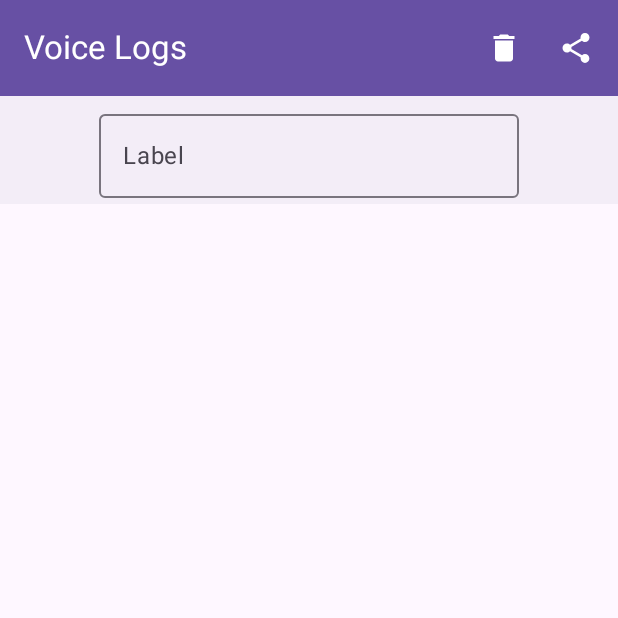
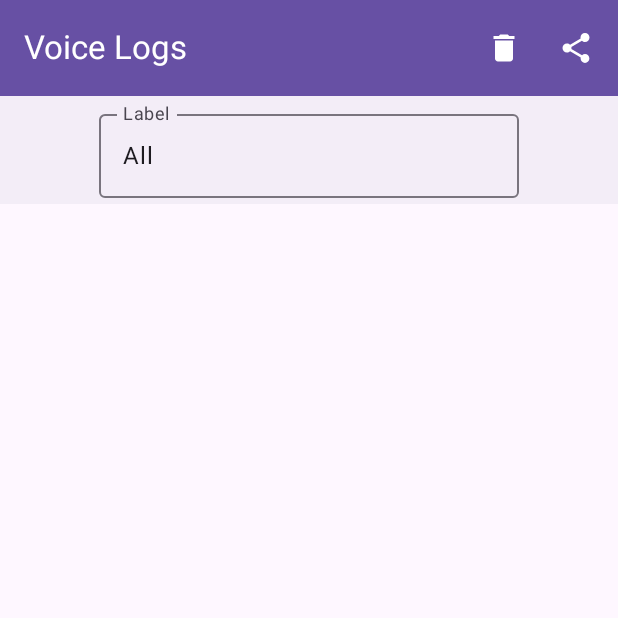
Before and after one commit to nmullaney/VoiceRecorder, an Android app built with Jetpack Compose: the screen it shows after launch (VoiceRecorderActivity), on a phone screen of 412 x 824 dp, the top half of it. Run offline under Robolectric (Android 15) with nearby library versions, the light colour scheme and no system bars; our stand-ins replace Dagger/Hilt's generated code, Room's generated code, paging; 1 statement that could not run was skipped.

Commit message:
Add All choice for logs and make it the default, other label improvements

```diff
--- a/app/src/main/java/com/osunick/voicerecorder/data/LogPagingDataSource.kt
+++ b/app/src/main/java/com/osunick/voicerecorder/data/LogPagingDataSource.kt
@@ -6,6 +6,8 @@ import androidx.paging.PagingState
 import com.osunick.voicerecorder.db.LogDao
 import com.osunick.voicerecorder.db.LogEntity
 
+// Paging data source for logs
+// If labelQuery is null or empty, returns all logs
 class LogPagingDataSource(
     private val labelQuery: String?,
     private val logDao: LogDao
@@ -19,7 +21,12 @@ class LogPagingDataSource(
         val offset = params.key ?: 0
         Log.d("LogPagingDataSource","Loading with offset: $offset, limit: $limit")
         return try {
-            val logEntities = logDao.getMostRecentWithLabel(labelQuery, offset, limit)
+            val logEntities = if (labelQuery.isNullOrEmpty()) {
+                logDao.getMostRecent(offset, limit)
+            } else {
+                logDao.getMostRecentWithLabel(labelQuery, offset, limit)
+            }
+
             val nextKey = if (logEntities.size < limit) null else offset + logEntities.size
             Log.d("LogPagingDataSource","Result with nextKey: $nextKey")
             LoadResult.Page(
--- a/app/src/main/java/com/osunick/voicerecorder/data/VoiceMessageRepository.kt
+++ b/app/src/main/java/com/osunick/voicerecorder/data/VoiceMessageRepository.kt
@@ -63,7 +63,6 @@ class VoiceMessageRepository @Inject constructor(
                 PagingConfig(pageSize = PAGE_SIZE)
             ) {
                 val selectedLabel = getSelectedLabel(it)
-                Log.d("Repo", "Selected label for fetching: $selectedLabel")
                 pagingDataSource = LogPagingDataSource(selectedLabel, logDao)
                 pagingDataSource!!
             }.flow.map { pagingData ->
@@ -108,6 +107,7 @@ class VoiceMessageRepository @Inject constructor(
     companion object {
         const val PAGE_SIZE = 10
         val LABEL_PREF_KEY = stringPreferencesKey("selected_label")
+        // This is the default label AND will return all logs in a query
         const val DEFAULT_LABEL = ""
     }
 
--- a/app/src/main/java/com/osunick/voicerecorder/db/LogDao.kt
+++ b/app/src/main/java/com/osunick/voicerecorder/db/LogDao.kt
@@ -13,6 +13,9 @@ interface LogDao {
 
     @Query("SELECT * FROM logs where label = :label")
     suspend fun getAllWithLabel(label: String?): List<LogEntity>
+
+    @Query("SELECT * from logs ORDER BY datetime DESC LIMIT :limit OFFSET :offset")
+    suspend fun getMostRecent(offset: Int, limit: Int): List<LogEntity>
 
     @Query("SELECT * from logs WHERE label = :label ORDER BY datetime DESC LIMIT :limit OFFSET :offset")
     suspend fun getMostRecentWithLabel(label: String?, offset: Int, limit: Int): List<LogEntity>
--- a/app/src/main/java/com/osunick/voicerecorder/ui/compose/VoiceLogsScreen.kt
+++ b/app/src/main/java/com/osunick/voicerecorder/ui/compose/VoiceLogsScreen.kt
@@ -9,6 +9,7 @@ import androidx.compose.foundation.layout.Column
 import androidx.compose.foundation.layout.fillMaxHeight
 import androidx.compose.foundation.layout.fillMaxSize
 import androidx.compose.foundation.layout.fillMaxWidth
+import androidx.compose.foundation.layout.heightIn
 import androidx.compose.foundation.layout.padding
 import androidx.compose.foundation.lazy.LazyColumn
 import androidx.compose.foundation.shape.RoundedCornerShape
@@ -25,7 +26,6 @@ import androidx.compose.material3.Icon
 import androidx.compose.material3.IconButton
 import androidx.compose.material3.MaterialTheme
 import androidx.compose.material3.OutlinedTextField
-import androidx.compose.material3.OutlinedTextFieldDefaults
 import androidx.compose.material3.Scaffold
 import androidx.compose.material3.Text
 import androidx.compose.material3.TextField
@@ -34,6 +34,7 @@ import androidx.compose.material3.TopAppBarDefaults
 import androidx.compose.runtime.Composable
 import androidx.compose.runtime.LaunchedEffect
 import androidx.compose.runtime.collectAsState
+import androidx.compose.runtime.derivedStateOf
 import androidx.compose.runtime.getValue
 import androidx.compose.runtime.mutableStateOf
 import androidx.compose.runtime.remember
@@ -43,8 +44,10 @@ import androidx.compose.ui.Alignment
 import androidx.compose.ui.Modifier
 import androidx.compose.ui.focus.FocusRequester
 import androidx.compose.ui.focus.focusRequester
+import androidx.compose.ui.focus.onFocusChanged
 import androidx.compose.ui.input.key.NativeKeyEvent
 import androidx.compose.ui.input.key.onKeyEvent
+import androidx.compose.ui.platform.LocalContext
 import androidx.compose.ui.platform.LocalFocusManager
 import androidx.compose.ui.res.painterResource
 import androidx.compose.ui.res.stringResource
@@ -62,7 +65,6 @@ import com.osunick.voicerecorder.ui.theme.VoiceRecorderTheme
 import com.osunick.voicerecorder.ui.theme.onPrimaryContainerLight
 import com.osunick.voicerecorder.ui.theme.onSurfaceVariantLight
 import com.osunick.voicerecorder.ui.theme.primaryContainerLight
-import com.osunick.voicerecorder.ui.theme.secondaryContainerLight
 import com.osunick.voicerecorder.viewmodel.LogEvent
 import com.osunick.voicerecorder.viewmodel.LogsUiState
 import kotlinx.coroutines.flow.Flow
@@ -93,6 +95,7 @@ fun VRScaffold(
                 .fillMaxWidth()
                 .fillMaxHeight()
         ) {
+            val labels = labelsFlow.collectAsState()
             LogLabelSelector(
                 labelsFlow,
                 eventsFlow
@@ -112,10 +115,21 @@ fun LogLabelSelector(
     eventsFlow: MutableStateFlow<LogEvent>,
     modifier: Modifier = Modifier
 ) {
+    val labels = labelsFlow.collectAsState()
+    val allLabels = labels.value.allLabels
+    val selectedLabel = labels.value.selectedLabel
     val coroutineScope = rememberCoroutineScope()
     var expanded by remember { mutableStateOf(false) }
-    val labels = labelsFlow.collectAsState()
-    var typingValue by remember { mutableStateOf(labels.value.selectedLabel) }
+    val context = LocalContext.current
+    var currentSelection by remember {
+        mutableStateOf(
+            selectedLabel.ifEmpty { context.getString(R.string.all) })
+    }
+    var typingValue by remember { mutableStateOf("") }
+    val isAllSelected by remember { derivedStateOf { currentSelection == context.getString(R.string.all) } }
+    var isTextFieldFocused by remember {
+        mutableStateOf(false)
+    }
     val focusManager = LocalFocusManager.current
     LaunchedEffect(expanded) {
         if (!expanded) {
@@ -135,8 +149,13 @@ fun LogLabelSelector(
                 expanded = !expanded
             }) {
             OutlinedTextField(
-                modifier = Modifier.menuAnchor(),
-                value = typingValue,
+                modifier = Modifier
+                    .menuAnchor()
+                    .onFocusChanged {
+                        isTextFieldFocused = it.isFocused
+                        typingValue = ""
+                    },
+                value = if (isTextFieldFocused) typingValue else currentSelection,
                 onValueChange = {
                     typingValue = it
                 },
@@ -144,38 +163,60 @@ fun LogLabelSelector(
             )
 
             ExposedDropdownMenu(
+                // Max height prevents the TextField from being covered
+                modifier = Modifier
+                    .heightIn(max = 200.dp)
+                    .exposedDropdownSize(matchTextFieldWidth = true),
                 expanded = expanded,
                 onDismissRequest = { expanded = false }
             ) {
                 DropdownMenuItem(
-                    text = { Text(stringResource(id = R.string.add_label)) },
+                    text = { Text(stringResource(id = R.string.all)) },
                     onClick = {
                         coroutineScope.launch {
-                            eventsFlow.emit(LogEvent.CreateLabel(typingValue))
+                            eventsFlow.emit(LogEvent.SelectAllLabels)
                         }
+                        currentSelection = context.getString(R.string.all)
                         expanded = false
                     }
                 )
-                DropdownMenuItem(
-                    text = { Text(stringResource(id = R.string.rename_label)) },
-                    onClick = {
-                        coroutineScope.launch {
-                            eventsFlow.emit(
-                                LogEvent.RenameLabel(labels.value.selectedLabel, typingValue)
-                            )
-                            expanded = false
-                        }
-                    }
-                )
-                labels.value.allLabels.forEach { label ->
+                allLabels.filter { it.isNotBlank() && it.startsWith(typingValue) }.forEach { label ->
                     DropdownMenuItem(
                         text = { Text(text = label) },
                         onClick = {
                             coroutineScope.launch {
                                 eventsFlow.emit(LogEvent.SelectLabel(label))
                             }
-                            typingValue = label
+                            currentSelection = label
                             expanded = false
+                        }
+                    )
+                }
+                DropdownMenuItem(
+                    text = { Text(context.getString(R.string.add_label, typingValue)) },
+                    onClick = {
+                        coroutineScope.launch {
+                            eventsFlow.emit(LogEvent.CreateLabel(typingValue))
+                        }
+                        currentSelection = typingValue
+                        expanded = false
+                    }
+                )
+                if (!isAllSelected) {
+                    DropdownMenuItem(
+                        text = {
+                            Text(
+                                context.getString(R.string.rename_label, selectedLabel, typingValue)
+                            )
+                        },
+                        onClick = {
+                            coroutineScope.launch {
+                                eventsFlow.emit(
+                                    LogEvent.RenameLabel(selectedLabel, typingValue)
+                                )
+                                currentSelection = typingValue
+                                expanded = false
+                            }
                         }
                     )
                 }
--- a/app/src/main/java/com/osunick/voicerecorder/viewmodel/LogsViewModel.kt
+++ b/app/src/main/java/com/osunick/voicerecorder/viewmodel/LogsViewModel.kt
@@ -116,6 +116,11 @@ class LogsViewModel @Inject constructor(
             messageRepository.editSelectedLabel(oldName, newName)
         }
 
+    fun setSelectedLabelToAll() =
+        viewModelScope.launch {
+            messageRepository.setSelectedLabel("")
+        }
+
     fun setSelectedLabel(selectedLabel: String) =
         viewModelScope.launch {
             messageRepository.setSelectedLabel(selectedLabel)
@@ -173,4 +178,5 @@ sealed class LogEvent {
     data class CreateLabel(val newLabel: String): LogEvent()
     data class RenameLabel(val oldLabel: String, val newLabel: String): LogEvent()
     data class SelectLabel(val selectedLabel: String): LogEvent()
+    data object SelectAllLabels: LogEvent()
 }
--- a/app/src/main/res/values/strings.xml
+++ b/app/src/main/res/values/strings.xml
@@ -18,6 +18,7 @@
     <string name="delete">Delete</string>
     <string name="delete_all_logs">Delete all logs?</string>
     <string name="are_you_sure_delete_all">Are you sure you want to delete ALL logs?</string>
+    <string name="are_you_sure_delete_label">Are you sure you want to delete ALL logs with label %1$s?</string>
     <string name="open">Open</string>
     <string name="recording">Recording</string>
     <string name="tap_to_see_last_log">Tap to see last log</string>
@@ -25,7 +26,8 @@
     <string name="recording_failed">Recording failed</string>
     <string name="no_speech_detected">No speech detected</string>
     <string name="label">Label</string>
-    <string name="add_label">Add label</string>
-    <string name="rename_label">Rename label</string>
+    <string name="add_label">Add label %1$s</string>
+    <string name="rename_label">Rename %1$s to %2$s</string>
     <string name="open_and_allow_audio">Please open the app, touch the record button, and enable audio permissions.</string>
+    <string name="all">All</string>
 </resources>
```
Also changed, not shown: app/src/main/java/com/osunick/voicerecorder/VoiceRecorderActivity.kt (+10 -3 lines).
